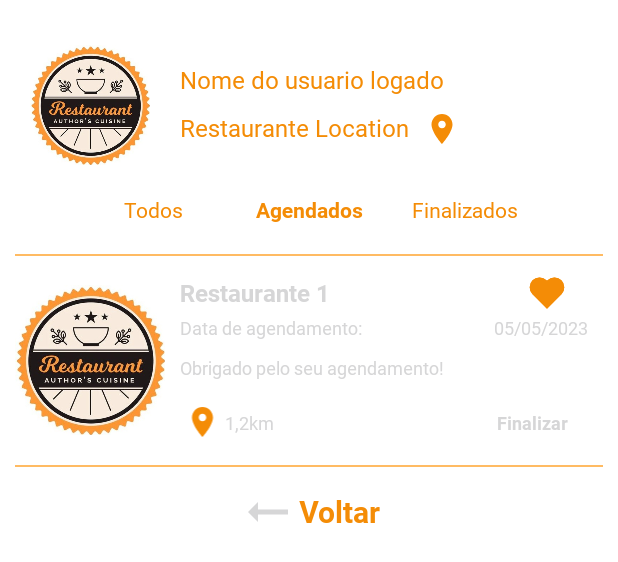
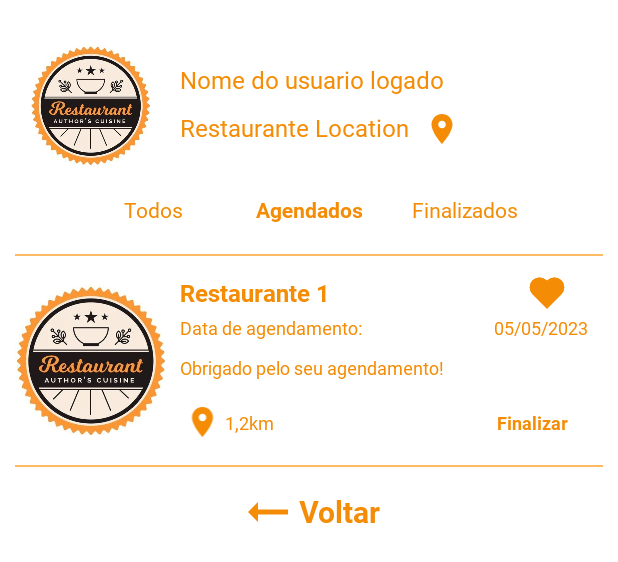
Before and after one commit to pablo-pbc/ConnectFood, an Android app: the layout activity_donor_recipients_filter_scheduled_screen.xml on its own in the app's theme, with its tools: preview values and no code run, on a phone screen of 412 x 824 dp. Shown: the top 562 px of the screen. Run offline under Robolectric (Android 15) with nearby library versions, the phone set to English and light mode, and no system bars.

Commit message:
Bugfix: Fixing ID values and string color name into layouts

```diff
--- a/app/build.gradle
+++ b/app/build.gradle
@@ -37,9 +37,9 @@ dependencies {
     implementation 'com.github.santalu:maskara:1.0.0'
 
     //implementation for components e etc
-    implementation 'androidx.core:core-ktx:1.7.0'
+    implementation 'androidx.core:core-ktx:1.10.0'
     implementation 'androidx.appcompat:appcompat:1.6.1'
-    implementation 'com.google.android.material:material:1.8.0'
+    implementation 'com.google.android.material:material:1.9.0'
     implementation 'androidx.constraintlayout:constraintlayout:2.1.4'
 
     //test implemation by android studio
--- a/app/src/main/java/com/example/connectfood/DonorRecipientsFilterAllActivity.kt
+++ b/app/src/main/java/com/example/connectfood/DonorRecipientsFilterAllActivity.kt
@@ -20,8 +20,8 @@ class DonorRecipientsFilterAllActivity : AppCompatActivity() {
         super.onCreate(savedInstanceState)
         setContentView(R.layout.activity_donor_recipients_filter_all_screen)
 
-        val myImageView: ImageView = findViewById(R.id.my_image_view)
-        val imageListView: ImageView = findViewById(R.id.image_list_view)
+        val myImageView: ImageView = findViewById(R.id.filterAllNoLoggedUserGridLogo)
+        val imageListView: ImageView = findViewById(R.id.filterAllNoLoggedUserListLogo)
         val imageUrl = "https://www.palpitedigital.com/y/5327/imagens-google-e1604596848141.jpg"
 
         Glide.with(this)
--- a/app/src/main/java/com/example/connectfood/LoginActivity.kt
+++ b/app/src/main/java/com/example/connectfood/LoginActivity.kt
@@ -19,7 +19,7 @@ class LoginActivity : AppCompatActivity() {
         setContentView(R.layout.activity_login)
 
         // Variáveis de exemplo de login e senha válidas
-        val validLogin = "user123"
+        val validLogin = "01.123.456/0001-10"
         val validPassword = "password123"
 
         // Simulação de busca das informações de login no banco de dados
--- a/app/src/main/res/drawable/baseline_arrow_back_24.xml
+++ b/app/src/main/res/drawable/baseline_arrow_back_24.xml
@@ -1,5 +1,5 @@
 <vector android:autoMirrored="true" android:height="40dp"
-    android:tint="@color/organgeConnectFood" android:viewportHeight="24"
+    android:tint="@color/orangeConnectFood" android:viewportHeight="24"
     android:viewportWidth="24" android:width="40dp" xmlns:android="http://schemas.android.com/apk/res/android">
     <path android:fillColor="#000000" android:pathData="M16.01,11H4v2h12.01v3L20,12l-3.99,-4z"/>
 </vector>
--- a/app/src/main/res/layout/activity_donor_recipients_filter_scheduled_screen.xml
+++ b/app/src/main/res/layout/activity_donor_recipients_filter_scheduled_screen.xml
@@ -163,7 +163,7 @@
                             android:layout_width="0dp"
                             android:layout_weight="4"
                             android:layout_height="wrap_content"
-                            android:textColor="@color/organgeConnectFood"
+                            android:textColor="@color/orangeConnectFood"
                             android:fontFamily="@font/roboto_bold"
                             android:textSize="16sp"
                             android:text="@string/filter_schedule_no_logged_name"
@@ -188,7 +188,7 @@
                             android:layout_width="0dp"
                             android:layout_weight="1"
                             android:layout_height="wrap_content"
-                            android:textColor="@color/organgeConnectFood"
+                            android:textColor="@color/orangeConnectFood"
                             android:fontFamily="@font/roboto_regular"
                             android:textSize="12sp"
                             android:text="@string/filter_schedule_data_de_agendamento"
@@ -199,7 +199,7 @@
                             android:layout_width="0dp"
                             android:layout_weight="1"
                             android:layout_height="wrap_content"
-                            android:textColor="@color/organgeConnectFood"
+                            android:textColor="@color/orangeConnectFood"
                             android:fontFamily="@font/roboto_regular"
                             android:textSize="12sp"
                             android:text="@string/filter_schedule_scheduled_date"
@@ -210,7 +210,7 @@
                     <TextView
                         android:layout_width="match_parent"
                         android:layout_height="wrap_content"
-                        android:textColor="@color/organgeConnectFood"
+                        android:textColor="@color/orangeConnectFood"
                         android:fontFamily="@font/roboto_regular"
                         android:textSize="12sp"
                         android:text="@string/filter_schedule_standard_text"
@@ -235,7 +235,7 @@
                             android:layout_width="0dp"
                             android:layout_weight="3"
                             android:layout_height="wrap_content"
-                            android:textColor="@color/organgeConnectFood"
+                            android:textColor="@color/orangeConnectFood"
                             android:fontFamily="@font/roboto_regular"
                             android:textSize="12sp"
                             android:text="@string/filter_schedule_no_logged_distance"
@@ -247,7 +247,7 @@
                             android:layout_width="0dp"
                             android:layout_weight="1"
                             android:layout_height="wrap_content"
-                            android:textColor="@color/organgeConnectFood"
+                            android:textColor="@color/orangeConnectFood"
                             android:fontFamily="@font/roboto_bold"
                             android:textSize="12sp"
                             android:text="@string/filter_schedule_finish_btn"
--- a/app/src/main/res/layout/activity_donor_recipients_schedule_details_screen.xml
+++ b/app/src/main/res/layout/activity_donor_recipients_schedule_details_screen.xml
@@ -298,7 +298,7 @@
                 android:layout_width="match_parent"
                 android:layout_height="wrap_content"
                 android:layout_marginTop="0dp"
-                android:textColorHint="@color/organgeConnectFood"
+                android:textColorHint="@color/orangeConnectFood"
                 android:hint="@string/hint_data">
 
                 <com.santalu.maskara.widget.MaskEditText
@@ -310,7 +310,7 @@
                     app:mask="__/__/__"
                     app:maskCharacter="_"
                     android:singleLine="true"
-                    android:textColor="@color/organgeConnectFood"/>
+                    android:textColor="@color/orangeConnectFood"/>
 
             </com.google.android.material.textfield.TextInputLayout>
 
--- a/app/src/main/res/layout/activity_login.xml
+++ b/app/src/main/res/layout/activity_login.xml
@@ -60,7 +60,7 @@
                 app:mask="__.___.___/____-__"
                 app:maskCharacter="_"
                 android:singleLine="true"
-                android:textColor="@color/organgeConnectFood"/>
+                android:textColor="@color/orangeConnectFood"/>
 
         </com.google.android.material.textfield.TextInputLayout>
 
```
